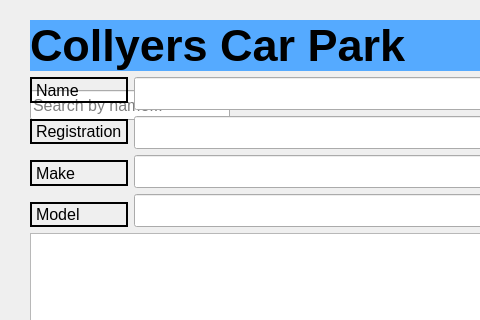
The window that carpark.ui (Karelak/Car-Park) describes before a commit, drawn with Qt 5; both pictures show x 0 to 480 and y 0 to 320 of the 1125 by 750 pixel window.
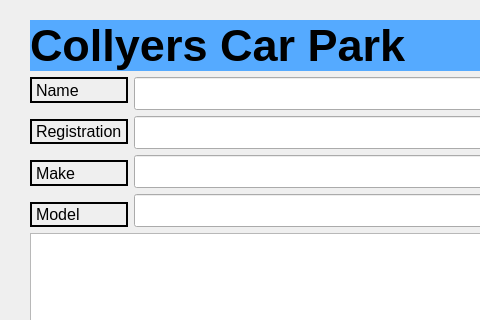
The same window after the commit. Icons and pictures are not drawn.

Commit message: refactor CarPark class: implement search functionality and update UI interactions

```diff
--- a/carpark.ui
+++ b/carpark.ui
@@ -30,22 +30,6 @@
   <property name="windowTitle">
    <string>Dialog</string>
   </property>
-  <widget class="QLineEdit" name="searchField">
-   <property name="geometry">
-    <rect>
-     <x>30</x>
-     <y>90</y>
-     <width>200</width>
-     <height>30</height>
-    </rect>
-   </property>
-   <property name="placeholderText">
-    <string>Search by name...</string>
-   </property>
-   <property name="toolTip">
-    <string>Enter first and last name to search</string>
-   </property>
-  </widget>
   <widget class="QWidget" name="layoutWidget">
    <property name="geometry">
     <rect>
```
The commit also changes 3 other files.
